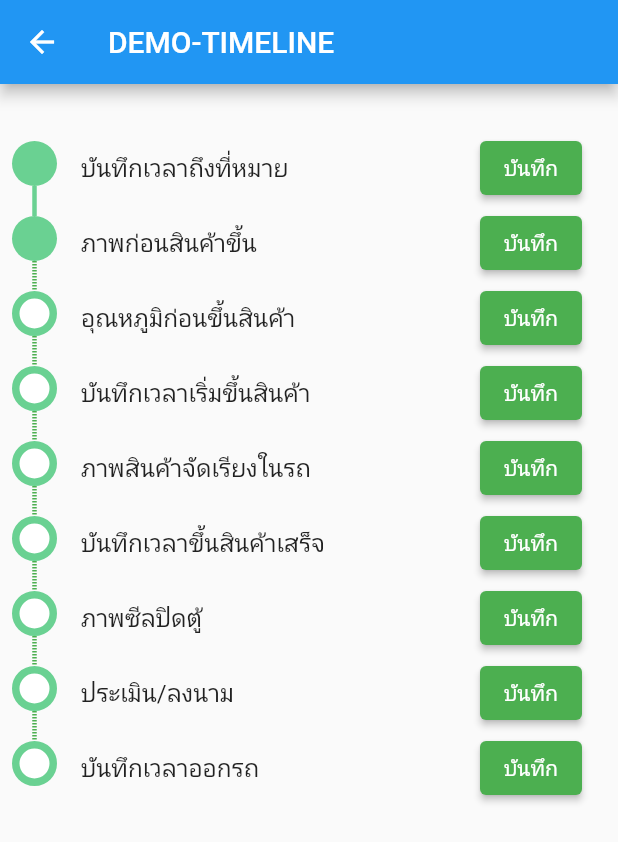
After one commit to Mal2iOnettE/demo_location, a Flutter app: the screen it shows after launch, after a tap on "Demo Timeline", on a phone screen of 412 x 824 dp. The commit adds this screen. Shown: the top 842 px of the screen. Run offline on Flutter 3.47's test engine with Material 2 defaults, Android fonts, the light colour scheme and no system bars; drawn by our look-alikes of timelines; our stand-ins replace google_maps_flutter, image_picker, location.

Commit message:
demo_timeline

```diff
--- /dev/null
+++ b/lib/demo_timeline.dart
@@ -0,0 +1,134 @@
+import 'dart:convert';
+
+import 'package:flutter/material.dart';
+import 'package:timelines/timelines.dart';
+
+class DemoTimelINE extends StatefulWidget {
+  const DemoTimelINE({Key? key}) : super(key: key);
+
+  @override
+  _DemoTimeLineState createState() => _DemoTimeLineState();
+}
+
+const kTileHeight = 50.0;
+
+class _DemoTimeLineState extends State<DemoTimelINE> {
+  String timeline =
+      '{ "timelineDemo": [{"title": "บันทึกเวลาถึงที่หมาย","status":"done"},{"title": "ภาพก่อนสินค้าขึ้น","status": "done"},{"title": "อุณหภูมิก่อนขึ้นสินค้า","status": "inProgress"},{"title": "บันทึกเวลาเริ่มขึ้นสินค้า","status": "inProgress"},{"title": "ภาพสินค้าจัดเรียงในรถ","status": "inProgress"},{"title": "บันทึกเวลาขึ้นสินค้าเสร็จ","status": "inProgress"},{"title": "ภาพซีลปิดตู้","status": "inProgress"},{"title": "ประเมิน/ลงนาม","status": "inProgress"},{"title": "บันทึกเวลาออกรถ","status": "inProgress"}]}';
+
+  @override
+  Widget build(BuildContext context) {
+    final getdata = jsonDecode(timeline);
+    TimeLineModel lineData = TimeLineModel.fromJson(getdata);
+
+    return Scaffold(
+        appBar: AppBar(
+          title: Text('DEMO-TIMELINE'),
+        ),
+        body: Center(
+            child: Padding(
+          padding: const EdgeInsets.all(8.0),
+          child: Timeline.tileBuilder(
+            theme: TimelineThemeData(
+              nodePosition: 0,
+              connectorTheme: ConnectorThemeData(
+                thickness: 3.0,
+                color: Color(0xffd3d3d3),
+              ),
+              indicatorTheme: IndicatorThemeData(
+                size: 30.0,
+              ),
+            ),
+            padding: EdgeInsets.symmetric(vertical: 20.0),
+            builder: TimelineTileBuilder.connected(
+              itemExtentBuilder: (_, __) => kTileHeight,
+              itemCount: lineData.timelineDemo.length,
+
+              //// Contents , In this case I user ListTile and add Button in trailing.
+              contentsBuilder: (_, index) {
+                print('${lineData.timelineDemo[index].title}');
+                return ListTile(
+                  title: Text('${lineData.timelineDemo[index].title}'),
+                  trailing: ElevatedButton(
+                    onPressed: () {},
+                    style: ButtonStyle(
+                        backgroundColor:
+                            MaterialStateProperty.all(Colors.green)),
+                    child: Text('บันทึก'),
+                  ),
+                );
+              },
+
+              //// set line(s) solid or dashed and change there colors
+              connectorBuilder: (_, index, __) {
+                if (index == 0) {
+                  return SolidLineConnector(color: Color(0xff6ad192));
+                } else {
+                  return DashedLineConnector(
+                    color: Colors.green,
+                  );
+                }
+              },
+
+              //// config indecator Theme here (Colors, width, shape , etc.)
+              indicatorBuilder: (_, index) {
+                switch (lineData.timelineDemo[index].status) {
+                  case 'done':
+                    return DotIndicator(
+                      color: Color(0xff6ad192),
+                    );
+                  case 'inProgress':
+                    return OutlinedDotIndicator(
+                      color: Color(0xff6ad192),
+                      borderWidth: 5.0,
+                      backgroundColor: Colors.white,
+                    );
+                  default:
+                    return OutlinedDotIndicator(
+                      color: Color(0xffbabdc0),
+                      backgroundColor: Color(0xffe6e7e9),
+                    );
+                }
+              },
+            ),
+          ),
+        )));
+  }
+}
+
+class TimeLineModel {
+  TimeLineModel({
+    required this.timelineDemo,
+  });
+
+  List<TimelineDemo> timelineDemo;
+
+  factory TimeLineModel.fromJson(Map<String, dynamic> json) => TimeLineModel(
+        timelineDemo: List<TimelineDemo>.from(
+            json["timelineDemo"].map((x) => TimelineDemo.fromJson(x))),
+      );
+
+  Map<String, dynamic> toJson() => {
+        "timelineDemo": List<dynamic>.from(timelineDemo.map((x) => x.toJson())),
+      };
+}
+
+class TimelineDemo {
+  TimelineDemo({
+    required this.title,
+    required this.status,
+  });
+
+  String title;
+  String status;
+
+  factory TimelineDemo.fromJson(Map<String, dynamic> json) => TimelineDemo(
+        title: json["title"],
+        status: json["status"],
+      );
+
+  Map<String, dynamic> toJson() => {
+        "title": title,
+        "status": status,
+      };
+}
--- a/lib/my_home_page.dart
+++ b/lib/my_home_page.dart
@@ -1,3 +1,4 @@
+import 'package:demo_locations/demo_timeline.dart';
 import 'package:demo_locations/take_picture.dart';
 import 'package:demo_locations/result_take_picture.dart';
 import 'package:flutter/material.dart';
@@ -32,7 +33,7 @@ class _MyHomePageState extends State<MyHomePage> {
           children: <Widget>[
             ElevatedButton(
               onPressed: () {
-                 Navigator.of(context)
+                Navigator.of(context)
                     .push(MaterialPageRoute(builder: (_) => TakePicture()));
               },
               child: Container(
@@ -42,21 +43,21 @@ class _MyHomePageState extends State<MyHomePage> {
                 ),
               ),
             ),
-            // SizedBox(
-            //   height: 30.0,
-            // ),
-            // ElevatedButton(
-            //   onPressed: () {
-            //     Navigator.of(context)
-            //         .push(MaterialPageRoute(builder: (_) => TakeText()));
-            //   },
-            //   child: Container(
-            //     margin: EdgeInsets.all(30.0),
-            //     child: Text(
-            //       'Put Text',
-            //     ),
-            //   ),
-            // ),
+            SizedBox(
+              height: 30.0,
+            ),
+            ElevatedButton(
+              onPressed: () {
+                Navigator.of(context)
+                    .push(MaterialPageRoute(builder: (_) => DemoTimelINE()));
+              },
+              child: Container(
+                margin: EdgeInsets.all(30.0),
+                child: Text(
+                  'Demo Timeline',
+                ),
+              ),
+            ),
           ],
         ),
       ),
--- a/pubspec.yaml
+++ b/pubspec.yaml
@@ -18,9 +18,12 @@ dependencies:
   cupertino_icons: ^1.0.2
   image_picker: ^0.7.3
 
-#ADD THIS Libraries
+#Google Map
   location: ^4.2.0
   google_maps_flutter: ^2.0.8
+#Timeline
+  timelines: ^0.1.0
+  timeline_tile: ^2.0.0
 
 dev_dependencies:
   flutter_test:
```
